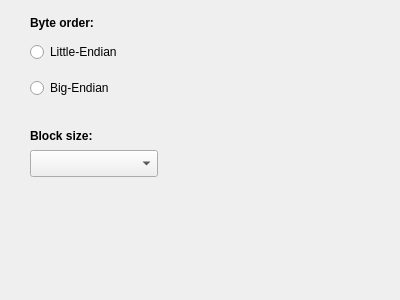
Qt form controls/setup/parts/setuptabimage.ui (riuson/lcd-image-converter) before a commit.
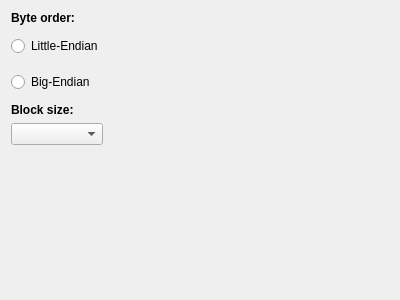
The same form after that commit.

```diff
--- a/controls/setup/parts/setuptabimage.ui
+++ b/controls/setup/parts/setuptabimage.ui
@@ -13,15 +13,26 @@
   <property name="windowTitle">
    <string>Form</string>
   </property>
+  <layout class="QVBoxLayout" name="verticalLayout_2">
+   <item>
+    <layout class="QHBoxLayout" name="horizontalLayout">
+     <item>
+      <layout class="QVBoxLayout" name="verticalLayout">
+       <item>
+        <widget class="QLabel" name="label_3">
+         <property name="font">
+          <font>
+           <weight>75</weight>
+           <bold>true</bold>
+          </font>
+         </property>
+         <property name="text">
+          <string>Byte order:</string>
+         </property>
+        </widget>
+       </item>
+       <item>
   <widget class="QRadioButton" name="radioButtonLittleEndian">
-   <property name="geometry">
-    <rect>
-     <x>30</x>
-     <y>37</y>
-     <width>128</width>
-     <height>30</height>
-    </rect>
-   </property>
    <property name="sizePolicy">
     <sizepolicy hsizetype="Preferred" vsizetype="Fixed">
      <horstretch>0</horstretch>
@@ -38,15 +49,9 @@
     <string notr="true">Little-Endian</string>
    </property>
   </widget>
+       </item>
+       <item>
   <widget class="QRadioButton" name="radioButtonBigEndian">
-   <property name="geometry">
-    <rect>
-     <x>30</x>
-     <y>73</y>
-     <width>128</width>
-     <height>30</height>
-    </rect>
-   </property>
    <property name="sizePolicy">
     <sizepolicy hsizetype="Preferred" vsizetype="Fixed">
      <horstretch>0</horstretch>
@@ -63,15 +68,9 @@
     <string notr="true">Big-Endian</string>
    </property>
   </widget>
+       </item>
+       <item>
   <widget class="QLabel" name="label_6">
-   <property name="geometry">
-    <rect>
-     <x>30</x>
-     <y>127</y>
-     <width>128</width>
-     <height>17</height>
-    </rect>
-   </property>
    <property name="font">
     <font>
      <weight>75</weight>
@@ -82,34 +81,9 @@
     <string>Block size:</string>
    </property>
   </widget>
-  <widget class="QLabel" name="label_3">
-   <property name="geometry">
-    <rect>
-     <x>30</x>
-     <y>14</y>
-     <width>128</width>
-     <height>17</height>
-    </rect>
-   </property>
-   <property name="font">
-    <font>
-     <weight>75</weight>
-     <bold>true</bold>
-    </font>
-   </property>
-   <property name="text">
-    <string>Byte order:</string>
-   </property>
-  </widget>
+       </item>
+       <item>
   <widget class="QComboBox" name="comboBoxBlockSize">
-   <property name="geometry">
-    <rect>
-     <x>30</x>
-     <y>150</y>
-     <width>128</width>
-     <height>27</height>
-    </rect>
-   </property>
    <property name="sizePolicy">
     <sizepolicy hsizetype="Preferred" vsizetype="Fixed">
      <horstretch>0</horstretch>
@@ -117,6 +91,38 @@
     </sizepolicy>
    </property>
   </widget>
+       </item>
+      </layout>
+     </item>
+     <item>
+      <spacer name="horizontalSpacer">
+       <property name="orientation">
+        <enum>Qt::Horizontal</enum>
+       </property>
+       <property name="sizeHint" stdset="0">
+        <size>
+         <width>40</width>
+         <height>20</height>
+        </size>
+       </property>
+      </spacer>
+     </item>
+    </layout>
+   </item>
+   <item>
+    <spacer name="verticalSpacer">
+     <property name="orientation">
+      <enum>Qt::Vertical</enum>
+     </property>
+     <property name="sizeHint" stdset="0">
+      <size>
+       <width>20</width>
+       <height>124</height>
+      </size>
+     </property>
+    </spacer>
+   </item>
+  </layout>
  </widget>
  <resources/>
  <connections/>
```
Lines whose indentation alone changed are shown as unchanged.
